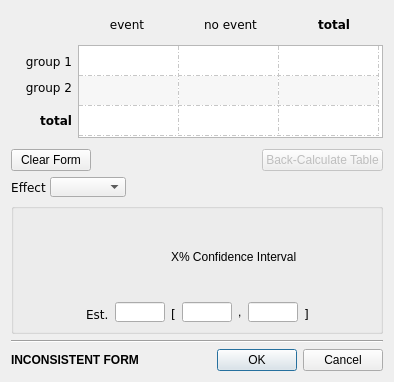
Old version of the form src/forms/binary_data_form2.ui in the repository AliSalman-et-al/openmeta-analyst-community.
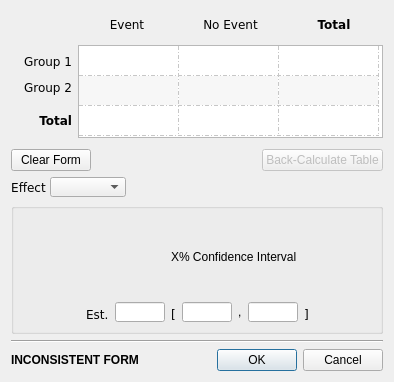
New version of the form. Icons and pictures are not drawn.

```diff
--- a/src/forms/binary_data_form2.ui
+++ b/src/forms/binary_data_form2.ui
@@ -36,7 +36,7 @@
           </font>
          </property>
          <property name="text">
-          <string>event</string>
+          <string>Event</string>
          </property>
          <property name="alignment">
           <set>Qt::AlignCenter</set>
@@ -51,7 +51,7 @@
           </font>
          </property>
          <property name="text">
-          <string>no event</string>
+          <string>No Event</string>
          </property>
          <property name="alignment">
           <set>Qt::AlignCenter</set>
@@ -68,7 +68,7 @@
           </font>
          </property>
          <property name="text">
-          <string>total</string>
+          <string>Total</string>
          </property>
          <property name="alignment">
           <set>Qt::AlignCenter</set>
@@ -83,7 +83,7 @@
           </font>
          </property>
          <property name="text">
-          <string>group 1</string>
+          <string>Group 1</string>
          </property>
          <property name="alignment">
           <set>Qt::AlignBottom|Qt::AlignRight|Qt::AlignTrailing</set>
@@ -170,7 +170,7 @@
           </font>
          </property>
          <property name="text">
-          <string>group 2</string>
+          <string>Group 2</string>
          </property>
          <property name="alignment">
           <set>Qt::AlignRight|Qt::AlignTrailing|Qt::AlignVCenter</set>
@@ -187,7 +187,7 @@
           </font>
          </property>
          <property name="text">
-          <string>total</string>
+          <string>Total</string>
          </property>
          <property name="alignment">
           <set>Qt::AlignRight|Qt::AlignTrailing|Qt::AlignVCenter</set>
```
